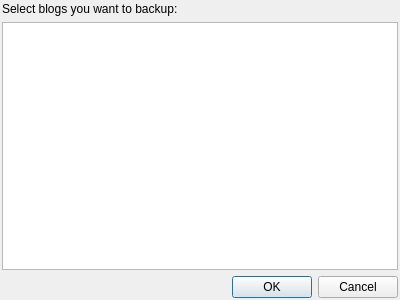
This is src/plugins/blogique/accountsselectdialog.ui in 0xd34df00d/leechcraft as Qt 5 draws it before an edit. The edited form follows.
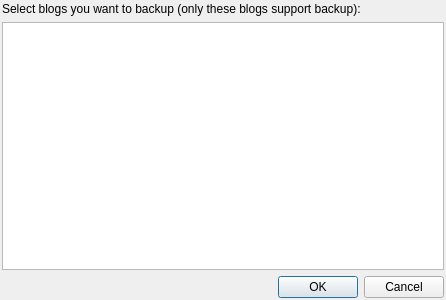
This is the edited form.

Commit message: Blogique: backup accounts dlg changes

Patch:
```diff
--- a/src/plugins/blogique/accountsselectdialog.ui
+++ b/src/plugins/blogique/accountsselectdialog.ui
@@ -6,7 +6,7 @@
    <rect>
     <x>0</x>
     <y>0</y>
-    <width>400</width>
+    <width>446</width>
     <height>300</height>
    </rect>
   </property>
@@ -20,7 +20,10 @@
    <item row="0" column="1">
     <widget class="QLabel" name="label">
      <property name="text">
-      <string>Select blogs you want to backup:</string>
+      <string>Select blogs you want to backup (only these blogs support backup):</string>
+     </property>
+     <property name="wordWrap">
+      <bool>false</bool>
      </property>
     </widget>
    </item>
```
Left out of the diff: 2 changed lines with no effect on the pictures. The commit also changes 1 other file.
